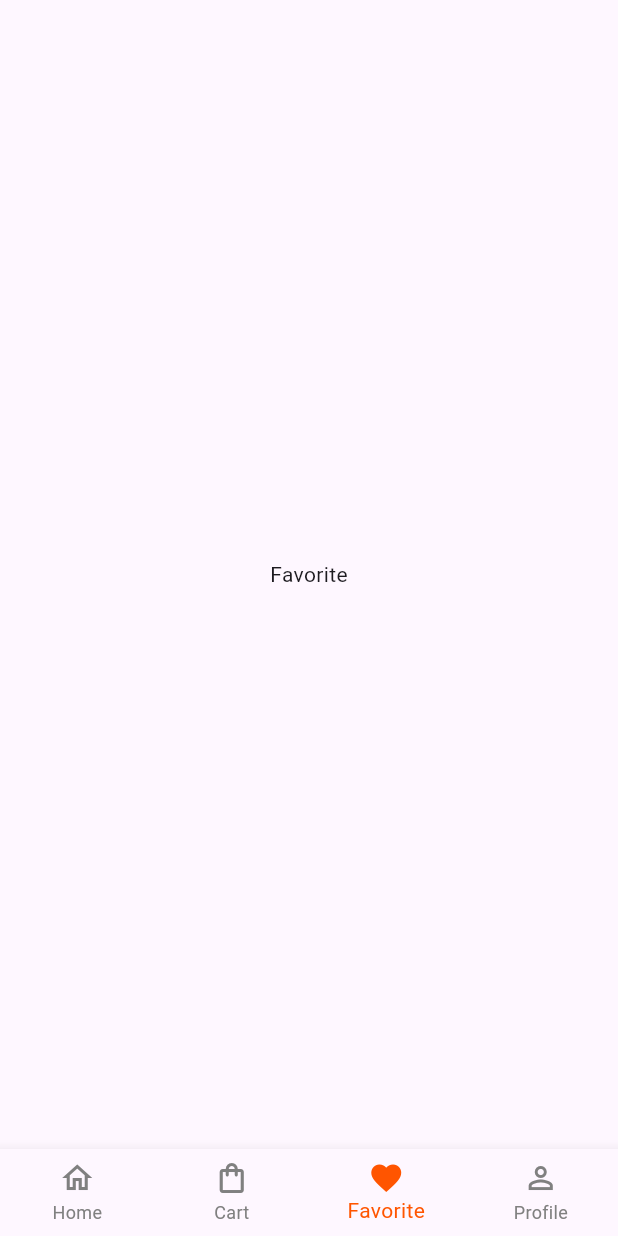
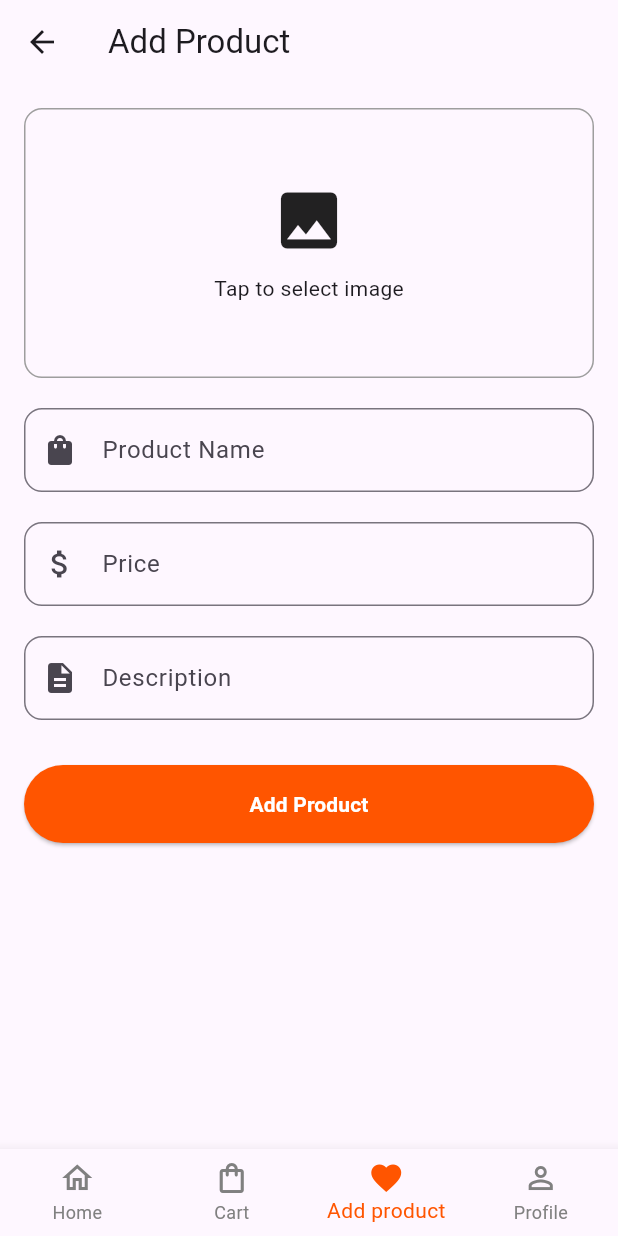
Before and after one commit to Iman-Elsebeiy/Flutter_App, a Flutter app: the screen it shows after launch, item 3 of the bottom bar chosen, on a phone screen of 412 x 824 dp. Run offline on Flutter 3.47's test engine with Material 3 defaults, Android fonts, the phone set to English and light mode, and no system bars; our stand-ins replace cloud_firestore, firebase_auth, firebase_core, firebase_storage, image_picker; accounts and stored records are empty.

Commit message:
add product

```diff
--- a/lib/utils/routes.dart
+++ b/lib/core/utils/routes.dart
@@ -5,4 +5,5 @@ class Routes {
   static const String reg = '/register';
   static const String splash = '/';
   static const String main = '/main';
+  static const addProduct = "/add-product";
 }
--- a/lib/layout/main_layout.dart
+++ b/lib/layout/main_layout.dart
@@ -1,4 +1,4 @@
-
+import 'package:ecommerce_app/pages/add_product.dart';
 import 'package:flutter/material.dart';
 // import 'package:provider/provider.dart';
 import '../core/theme/app_color.dart';
@@ -19,7 +19,7 @@ class _MainLayoutState extends State<MainLayout> {
   final List<Widget> screens = const [
     HomeScreen(),
     CartScreen(),
-    Center(child: Text("Favorite")),
+    AddProductScreen(),
     Center(child: Text("Profile")),
   ];
 
@@ -110,7 +110,7 @@ class _MainLayoutState extends State<MainLayout> {
                   ? Icons.favorite
                   : Icons.favorite_border,
             ),
-            label: "Favorite",
+            label: "Add product",
           ),
 
           /// PROFILE
--- a/lib/main.dart
+++ b/lib/main.dart
@@ -1,9 +1,10 @@
+import 'package:ecommerce_app/pages/add_product.dart';
 import 'package:flutter/material.dart';
 import 'package:ecommerce_app/pages/login_screen.dart';
 import 'package:ecommerce_app/pages/register.screen.dart';
 import 'package:ecommerce_app/pages/splash_screen.dart';
 import 'package:ecommerce_app/layout/main_layout.dart';
-import 'utils/routes.dart';
+import 'core/utils/routes.dart';
 import 'package:provider/provider.dart';
 import 'providers/cart_provider.dart';
 import 'package:firebase_core/firebase_core.dart';
@@ -36,6 +37,7 @@ class MyApp extends StatelessWidget {
           Routes.login: (context) => const LoginScreen(),
           Routes.reg: (context) => const RegScreen(),
           Routes.main: (context) => const MainLayout(),
+          Routes.addProduct: (context) => const AddProductScreen(),
         },
       ),
     );
--- /dev/null
+++ b/lib/pages/add_product.dart
@@ -0,0 +1,326 @@
+import 'dart:io';
+
+import 'package:cloud_firestore/cloud_firestore.dart';
+import 'package:ecommerce_app/core/theme/app_color.dart';
+import 'package:ecommerce_app/widgets/custom_button.dart';
+import 'package:ecommerce_app/widgets/custom_text_form_field.dart';
+import 'package:firebase_storage/firebase_storage.dart';
+import 'package:flutter/material.dart';
+import 'package:image_picker/image_picker.dart';
+
+class AddProductScreen extends StatefulWidget {
+
+  const AddProductScreen({super.key});
+
+  @override
+  State<AddProductScreen> createState() =>
+      _AddProductScreenState();
+}
+
+class _AddProductScreenState
+    extends State<AddProductScreen> {
+
+  final _formKey = GlobalKey<FormState>();
+
+  final TextEditingController name =
+      TextEditingController();
+
+  final TextEditingController price =
+      TextEditingController();
+
+  final TextEditingController description =
+      TextEditingController();
+
+  bool isLoading = false;
+
+  File? selectedImage;
+
+  final ImagePicker picker = ImagePicker();
+
+  @override
+  void dispose() {
+
+    name.dispose();
+
+    price.dispose();
+
+    description.dispose();
+
+    super.dispose();
+  }
+
+  Future<void> pickImage() async {
+
+    final XFile? image = await picker.pickImage(
+      source: ImageSource.gallery,
+    );
+
+    if (image != null) {
+
+      setState(() {
+
+        selectedImage = File(image.path);
+      });
+    }
+  }
+
+  Future<String> uploadImage() async {
+
+    final fileName =
+        DateTime.now().millisecondsSinceEpoch
+            .toString();
+
+    final ref = FirebaseStorage.instance
+        .ref()
+        .child("products")
+        .child(fileName);
+
+    await ref.putFile(selectedImage!);
+
+    return await ref.getDownloadURL();
+  }
+
+  Future<void> addProduct() async {
+
+    if (selectedImage == null) {
+
+      ScaffoldMessenger.of(context).showSnackBar(
+        const SnackBar(
+          content: Text("Select image first"),
+        ),
+      );
+
+      return;
+    }
+
+    setState(() => isLoading = true);
+
+    try {
+
+      final imageUrl =
+          await uploadImage();
+
+      await FirebaseFirestore.instance
+          .collection("products")
+          .add({
+
+        "name": name.text,
+
+        "price":
+            double.parse(price.text),
+
+        "image": imageUrl,
+
+        "description":
+            description.text,
+
+        "createdAt": Timestamp.now(),
+      });
+
+      ScaffoldMessenger.of(context).showSnackBar(
+        const SnackBar(
+          content: Text("Product Added"),
+        ),
+      );
+
+      name.clear();
+
+      price.clear();
+
+      description.clear();
+
+      setState(() {
+
+        selectedImage = null;
+      });
+
+    } catch (e) {
+
+      ScaffoldMessenger.of(context).showSnackBar(
+        SnackBar(
+          content: Text(e.toString()),
+        ),
+      );
+
+    } finally {
+
+      setState(() => isLoading = false);
+    }
+  }
+
+  @override
+  Widget build(BuildContext context) {
+
+    return Scaffold(
+
+      appBar: AppBar(
+        title: const Text("Add Product"),
+      ),
+
+      body: Padding(
+
+        padding: const EdgeInsets.all(16),
+
+        child: Form(
+
+          key: _formKey,
+
+          child: SingleChildScrollView(
+
+            child: Column(
+
+              children: [
+
+                GestureDetector(
+
+                  onTap: pickImage,
+
+                  child: Container(
+
+                    height: 180,
+
+                    width: double.infinity,
+
+                    decoration: BoxDecoration(
+
+                      border: Border.all(
+                        color: Colors.grey,
+                      ),
+
+                      borderRadius:
+                          BorderRadius.circular(12),
+                    ),
+
+                    child: selectedImage != null
+
+                        ? ClipRRect(
+
+                            borderRadius:
+                                BorderRadius.circular(
+                              12,
+                            ),
+
+                            child: Image.file(
+
+                              selectedImage!,
+
+                              fit: BoxFit.cover,
+                            ),
+                          )
+
+                        : const Column(
+
+                            mainAxisAlignment:
+                                MainAxisAlignment.center,
+
+                            children: [
+
+                              Icon(
+                                Icons.image,
+                                size: 50,
+                              ),
+
+                              SizedBox(height: 10),
+
+                              Text(
+                                "Tap to select image",
+                              ),
+                            ],
+                          ),
+                  ),
+                ),
+
+                const SizedBox(height: 20),
+
+                CustomTextFormField(
+
+                  hintText: "Product Name",
+
+                  prefixIcon: Icons.shopping_bag,
+
+                  controller: name,
+
+                  validator: (value) {
+
+                    if (value == null ||
+                        value.isEmpty) {
+
+                      return "Enter product name";
+                    }
+
+                    return null;
+                  },
+                ),
+
+                const SizedBox(height: 20),
+
+                CustomTextFormField(
+
+                  hintText: "Price",
+
+                  prefixIcon:
+                      Icons.attach_money,
+
+                  keyboardType:
+                      TextInputType.number,
+
+                  controller: price,
+
+                  validator: (value) {
+
+                    if (value == null ||
+                        value.isEmpty) {
+
+                      return "Enter price";
+                    }
+
+                    return null;
+                  },
+                ),
+
+                const SizedBox(height: 20),
+
+                CustomTextFormField(
+
+                  hintText: "Description",
+
+                  prefixIcon: Icons.description,
+
+                  controller: description,
+                ),
+
+                const SizedBox(height: 30),
+
+                SizedBox(
+
+                  width: double.infinity,
+
+                  child: CustomButton(
+
+                    onPressed: () async {
+
+                      if (_formKey.currentState!
+                          .validate()) {
+
+                        await addProduct();
+                      }
+                    },
+
+                    textColor: AppColor.white,
+
+                    backgroundColor:
+                        AppColor.orange,
+
+                    isLoading: isLoading,
+
+                    text: "Add Product",
+                  ),
+                ),
+              ],
+            ),
+          ),
+        ),
+      ),
+    );
+  }
+}
--- a/lib/pages/cart_screen.dart
+++ b/lib/pages/cart_screen.dart
@@ -89,7 +89,7 @@ class CartScreen extends StatelessWidget {
                     boxShadow: [
                       BoxShadow(
                         blurRadius: 10,
-                        color:AppColor.black.withOpacity(0.05),
+                        color:AppColor.black.withValues(),
                       )
                     ],
                   ),
--- a/lib/pages/login_screen.dart
+++ b/lib/pages/login_screen.dart
@@ -1,6 +1,6 @@
 import 'package:ecommerce_app/core/theme/app_color.dart';
-import 'package:ecommerce_app/utils/auth.dart';
-import 'package:ecommerce_app/utils/routes.dart';
+import 'package:ecommerce_app/services/auth.dart';
+import 'package:ecommerce_app/core/utils/routes.dart';
 import 'package:ecommerce_app/widgets/custom_button.dart';
 import 'package:ecommerce_app/widgets/custom_text_form_field.dart';
 import 'package:flutter/material.dart';
--- a/lib/pages/register.screen.dart
+++ b/lib/pages/register.screen.dart
@@ -1,7 +1,7 @@
 import 'package:cloud_firestore/cloud_firestore.dart';
 import 'package:ecommerce_app/core/theme/app_color.dart';
-import 'package:ecommerce_app/utils/auth.dart';
-import 'package:ecommerce_app/utils/routes.dart';
+import 'package:ecommerce_app/services/auth.dart';
+import 'package:ecommerce_app/core/utils/routes.dart';
 import 'package:ecommerce_app/widgets/custom_button.dart';
 import 'package:ecommerce_app/widgets/custom_text_form_field.dart';
 import 'package:flutter/material.dart';
@@ -48,7 +48,7 @@ class _RegScreenState extends State<RegScreen> {
         "email": email.text,
       });
 
-      Navigator.pushReplacementNamed(context, Routes.main);
+      Navigator.pushReplacementNamed(context, Routes.login);
     } else {
       ScaffoldMessenger.of(context).showSnackBar(
         SnackBar(content: Text(result.error ?? "Register Failed")),
--- a/lib/pages/splash_screen.dart
+++ b/lib/pages/splash_screen.dart
@@ -2,7 +2,7 @@ import 'package:ecommerce_app/core/constants/app_constants_assets.dart';
 import 'package:ecommerce_app/core/theme/app_color.dart';
 // import 'package:ecommerce_app/pages/home_screen.dart';
 // import 'package:ecommerce_app/pages/login_screen.dart';
-import 'package:ecommerce_app/utils/routes.dart';
+import 'package:ecommerce_app/core/utils/routes.dart';
 // import 'package:ecommerce_app/pages/register.screen.dart';
 import 'package:flutter/material.dart';
 import 'package:ecommerce_app/widgets/custom_button.dart';
--- a/pubspec.yaml
+++ b/pubspec.yaml
@@ -38,6 +38,8 @@ dependencies:
   firebase_core: ^4.7.0
   firebase_auth: ^6.4.0
   cloud_firestore: ^6.3.0
+  image_picker: ^1.2.2
+  firebase_storage: ^13.4.0
 
 dev_dependencies:
   flutter_test:
```
Also changed, not shown: lib/pages/home_screen.dart (+101 -46 lines), lib/services/auth.dart (renamed from lib/utils/auth.dart), pubspec.lock, 5 other files.
